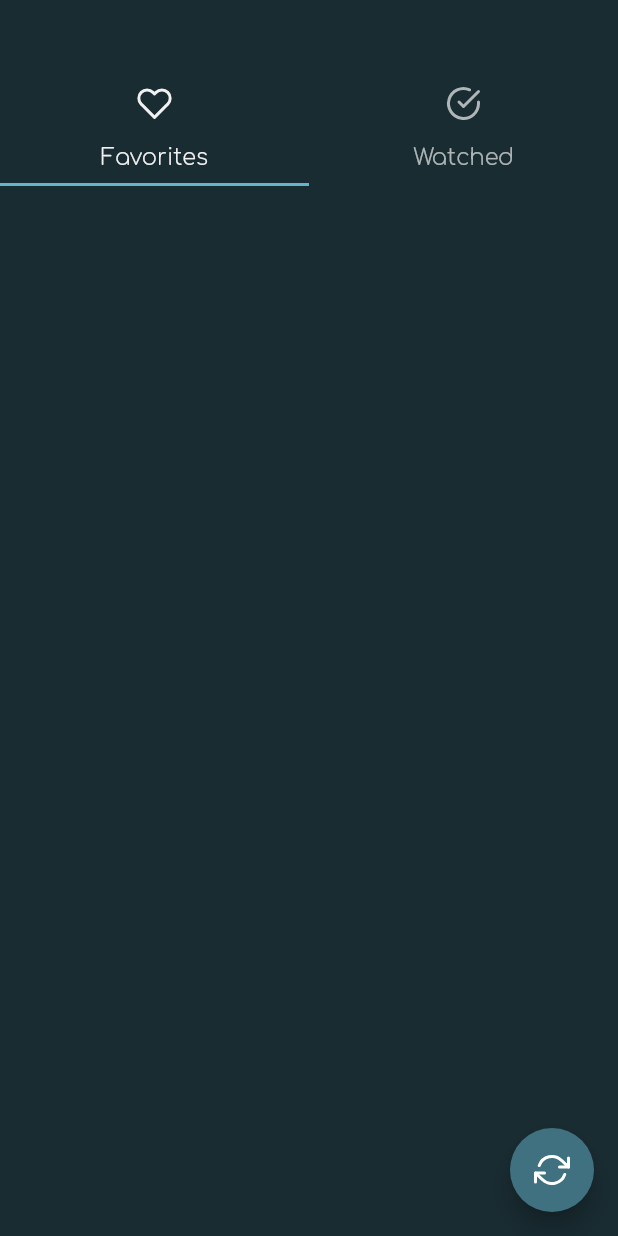
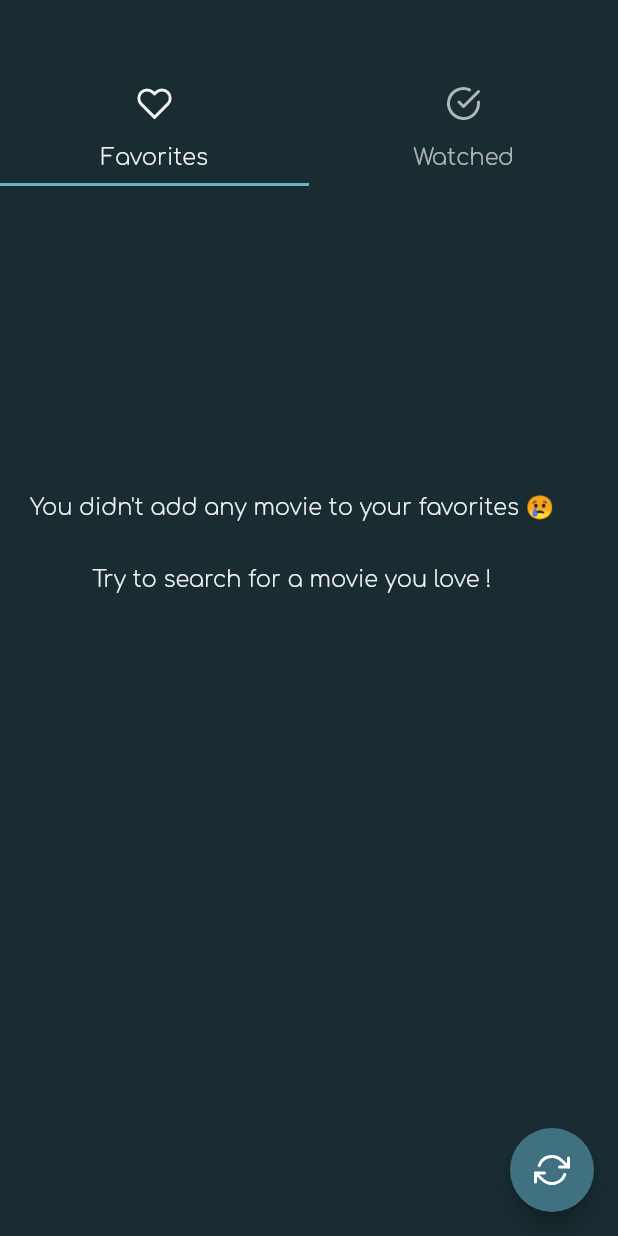
Before and after one commit to Vavart/cineflix, a Flutter app: the Favorites screen opened directly, on a phone screen of 412 x 824 dp. Run offline on Flutter 3.47's test engine with Material 2 defaults, Android fonts, the phone set to English and light mode, and no system bars; our stand-ins replace feather_icons, flutter_dotenv, share_plus, shared_preferences, sticky_headers; accounts and stored records are empty; statements that could not run were skipped.

Commit message:
Added feedback when there is no watched movies / favorites movies in the list + changed no_preview_actor picture

```diff
--- a/lib/pages/favorites.dart
+++ b/lib/pages/favorites.dart
@@ -252,11 +252,15 @@ class FavoritesStage extends State<Favorites> with TickerProviderStateMixin {
                 child: TabBarView(controller: _tabController, children: [
                   SingleChildScrollView(
                     physics: const AlwaysScrollableScrollPhysics(),
-                    child: _renderFavoriteMoviesList(context),
+                    child: _favoriteMovies.isEmpty
+                        ? _renderNoFavoritesText()
+                        : _renderFavoriteMoviesList(context),
                   ),
                   SingleChildScrollView(
                     physics: const AlwaysScrollableScrollPhysics(),
-                    child: _renderWatchedMoviesList(context),
+                    child: _watchedMovies.isEmpty
+                        ? _renderNoWatchedText()
+                        : _renderWatchedMoviesList(context),
                   ),
                 ]),
               ),
@@ -265,6 +269,49 @@ class FavoritesStage extends State<Favorites> with TickerProviderStateMixin {
         ),
       );
     }
+  }
+
+  /// *********************************************************************************************** ///
+  /// ***************************** Render no favorites / watched texts ***************************** ///
+  /// *********************************************************************************************** ///
+
+  Widget _renderNoFavoritesText() {
+    return Container(
+      margin: const EdgeInsets.symmetric(
+          horizontal: BaseStyles.spacing_3, vertical: BaseStyles.spacing_10),
+      child: Row(
+        children: [
+          // Flexible to make the text wrap if the search query is too long
+          Flexible(
+            child: Text(
+              "You didn't add any movie to your favorites 😢\n\nTry to search for a movie you love !",
+              style: BaseStyles.text,
+              textAlign: TextAlign.center,
+            ),
+          ),
+        ],
+      ),
+    );
+  }
+
+  Widget _renderNoWatchedText() {
+    return Container(
+      margin: const EdgeInsets.symmetric(
+          horizontal: BaseStyles.spacing_3, vertical: BaseStyles.spacing_10),
+      child: Row(
+        mainAxisAlignment: MainAxisAlignment.center,
+        children: [
+          // Flexible to make the text wrap if the search query is too long
+          Flexible(
+            child: Text(
+              "You didn't add any movie to your watched list 😢\n\nTry to search for a movie !",
+              style: BaseStyles.text,
+              textAlign: TextAlign.center,
+            ),
+          ),
+        ],
+      ),
+    );
   }
 
   /// ******************************************************************************** ///
--- a/lib/pages/movie_detail.dart
+++ b/lib/pages/movie_detail.dart
@@ -561,7 +561,7 @@ class MovieDetailState extends State<MovieDetail> {
 
   Widget _renderActorCardPicture(int index) {
     ImageProvider image = const AssetImage(
-      "assets/images/no_movie_preview.png",
+      "assets/images/no_actor_preview.png",
     );
 
     if (cast[index].profile_path != null) {
```
Also changed, not shown: assets/images/no_actor_preview.png (added).
